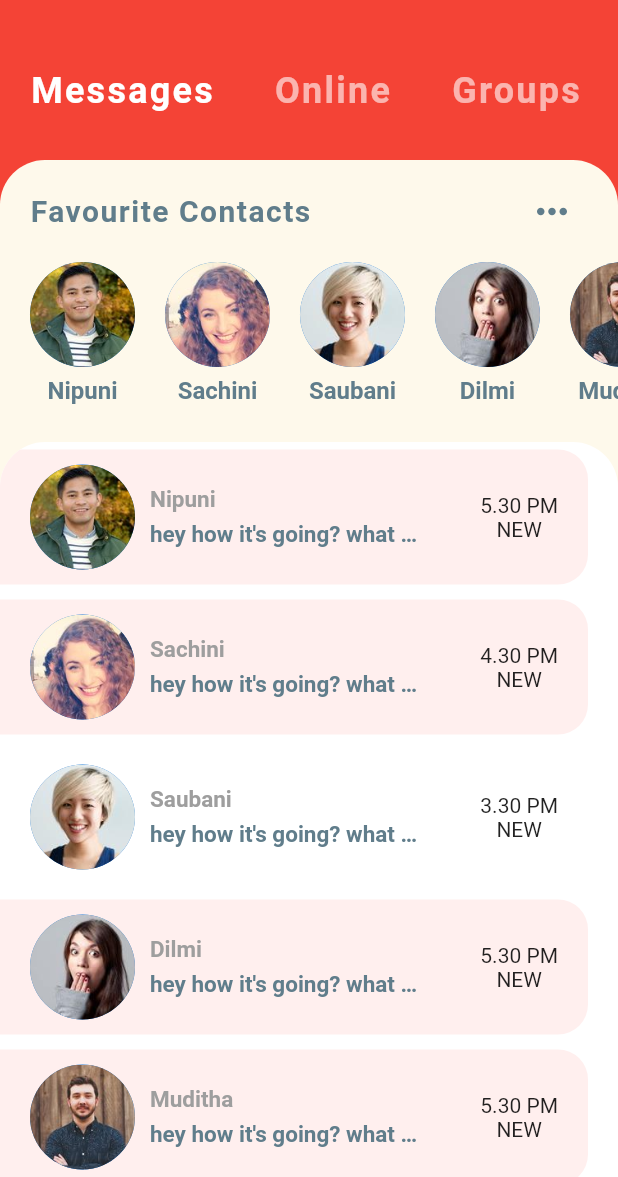
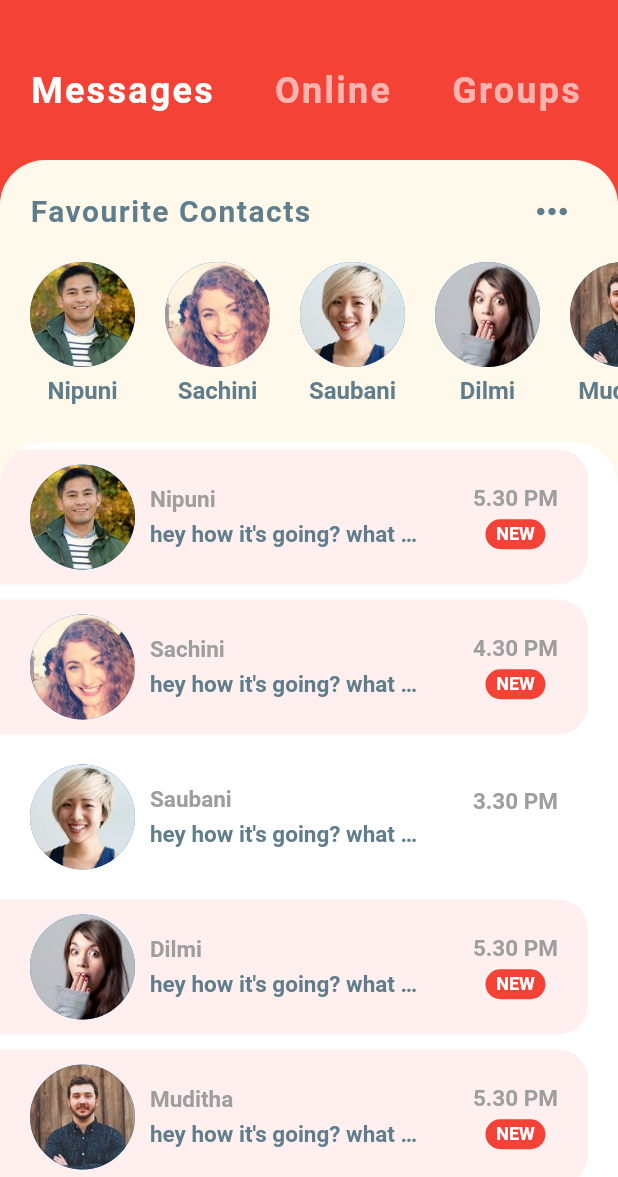
Before and after one commit to NipuniKodithuwakku/chat-app, a Flutter app: the screen it shows after launch, on a phone screen of 412 x 824 dp, the part 59-1236 px from its top. Run offline on Flutter 3.47's test engine with Material 2 defaults, Android fonts, the phone set to English and light mode, and no system bars.

Commit message:
make unread messages showing new container

```diff
--- a/lib/widgets/recent_chats.dart
+++ b/lib/widgets/recent_chats.dart
@@ -67,15 +67,40 @@ class RecentChats extends StatelessWidget {
                                   ),
                                   overflow: TextOverflow.ellipsis,
                                 ),
-                              ),
+                              )
                             ],
                           ),
                         ],
                       ),
                       Column(
                         children: <Widget>[
-                          Text(chats[index].time),
-                          Text('NEW'),
+                          Text(
+                            chats[index].time,
+                            style: TextStyle(
+                              color: Colors.grey,
+                              fontSize: 15.0,
+                              fontWeight: FontWeight.bold,
+                            ),
+                          ),
+                          SizedBox(height: 5.0),
+                          chats[index].unread
+                              ? Container(
+                                  width: 40.0,
+                                  height: 20.0,
+                                  decoration: BoxDecoration(
+                                    borderRadius: BorderRadius.circular(30.0),
+                                    color: Theme.of(context).primaryColor,
+                                  ),
+                                  alignment: Alignment.center,
+                                  child: Text(
+                                    'NEW',
+                                    style: TextStyle(
+                                        color: Colors.white,
+                                        fontSize: 12.0,
+                                        fontWeight: FontWeight.bold),
+                                  ),
+                                )
+                              : Text(''),
                         ],
                       ),
                     ],
```
